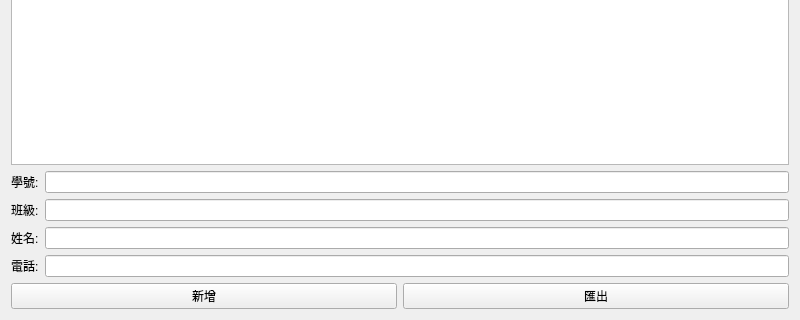
Qt form ContactBook/mywidget.ui (moonbyul002/Qt_Contact-Book) before a commit; both pictures show x 0 to 800 and y 280 to 600 of the 800 by 600 pixel window.
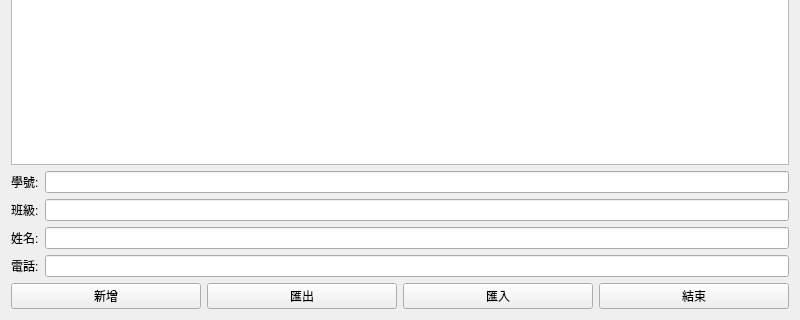
The same form after that commit.

What changed in the file:
```diff
--- a/ContactBook/mywidget.ui
+++ b/ContactBook/mywidget.ui
@@ -91,6 +91,20 @@
          </property>
         </widget>
        </item>
+       <item>
+        <widget class="QPushButton" name="pushButton_3">
+         <property name="text">
+          <string>匯入</string>
+         </property>
+        </widget>
+       </item>
+       <item>
+        <widget class="QPushButton" name="pushButton_4">
+         <property name="text">
+          <string>結束</string>
+         </property>
+        </widget>
+       </item>
       </layout>
      </item>
     </layout>
```
